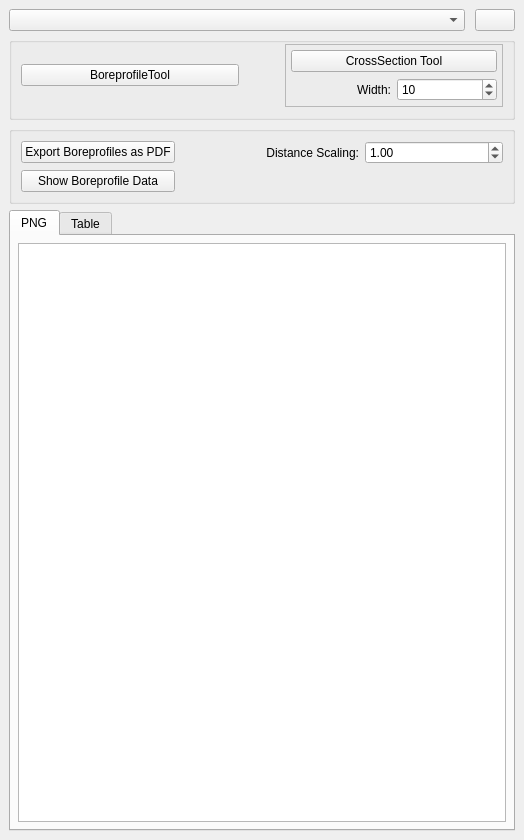
The window that terraindex_dockwidget_base.ui (KRS-dev/TerraIndex-Plugin) describes before a commit, drawn with Qt 5.
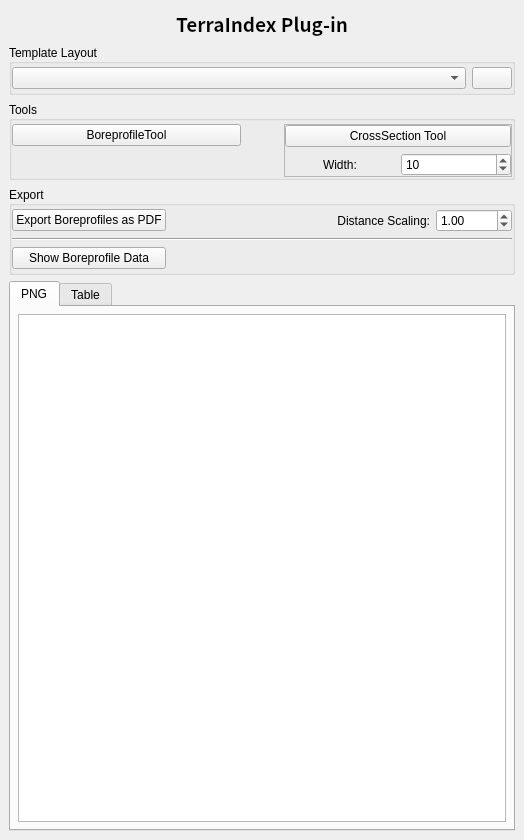
The same window after the commit. The open tabs and pages were chosen to show the change. Icons and pictures are not drawn. Custom widgets are drawn as their Qt base class.

Patch:
```diff
--- a/terraindex_dockwidget_base.ui
+++ b/terraindex_dockwidget_base.ui
@@ -11,11 +11,11 @@
    </rect>
   </property>
   <property name="windowTitle">
-   <string>TerraIndex Plug-in</string>
+   <string/>
   </property>
   <widget class="QWidget" name="dockWidgetContents">
    <layout class="QGridLayout" name="gridLayout">
-    <item row="5" column="0">
+    <item row="6" column="0">
      <widget class="QTabWidget" name="tabWidget">
       <property name="layoutDirection">
        <enum>Qt::LeftToRight</enum>
@@ -27,7 +27,7 @@
        <enum>QTabWidget::Rounded</enum>
       </property>
       <property name="currentIndex">
-       <number>1</number>
+       <number>0</number>
       </property>
       <property name="documentMode">
        <bool>false</bool>
@@ -135,79 +135,130 @@
       </widget>
      </widget>
     </item>
-    <item row="0" column="0">
-     <layout class="QHBoxLayout" name="horizontalLayout_3">
-      <property name="spacing">
-       <number>10</number>
+    <item row="3" column="0">
+     <widget class="QGroupBox" name="PDFgroupBox">
+      <property name="title">
+       <string>Export</string>
       </property>
-      <item>
-       <widget class="QComboBox" name="CB_layout">
-        <property name="toolTip">
-         <string>Layout Templates</string>
-        </property>
-        <property name="whatsThis">
-         <string>Layout Templates</string>
-        </property>
-        <property name="accessibleName">
-         <string>Template</string>
-        </property>
-        <property name="editable">
-         <bool>false</bool>
-        </property>
-        <property name="currentText">
-         <string/>
-        </property>
-        <property name="frame">
-         <bool>true</bool>
-        </property>
-       </widget>
-      </item>
-      <item>
-       <widget class="QPushButton" name="PB_updateLayouts">
-        <property name="sizePolicy">
-         <sizepolicy hsizetype="Maximum" vsizetype="Fixed">
-          <horstretch>0</horstretch>
-          <verstretch>0</verstretch>
-         </sizepolicy>
-        </property>
-        <property name="text">
-         <string/>
-        </property>
-        <property name="icon">
-         <iconset>
-          <normaloff>icon/reload.gif</normaloff>icon/reload.gif</iconset>
-        </property>
-        <property name="checkable">
-         <bool>false</bool>
-        </property>
-        <property name="autoRepeat">
-         <bool>true</bool>
-        </property>
-       </widget>
-      </item>
-     </layout>
+      <property name="alignment">
+       <set>Qt::AlignLeading|Qt::AlignLeft|Qt::AlignVCenter</set>
+      </property>
+      <property name="flat">
+       <bool>true</bool>
+      </property>
+      <layout class="QGridLayout" name="gridLayout_3">
+       <property name="leftMargin">
+        <number>0</number>
+       </property>
+       <property name="topMargin">
+        <number>3</number>
+       </property>
+       <property name="rightMargin">
+        <number>0</number>
+       </property>
+       <property name="bottomMargin">
+        <number>3</number>
+       </property>
+       <item row="0" column="3">
+        <widget class="QLabel" name="label_2">
+         <property name="text">
+          <string>Distance Scaling:</string>
+         </property>
+         <property name="alignment">
+          <set>Qt::AlignRight|Qt::AlignTrailing|Qt::AlignVCenter</set>
+         </property>
+         <property name="buddy">
+          <cstring>PDFgroupBox</cstring>
+         </property>
+        </widget>
+       </item>
+       <item row="0" column="4">
+        <widget class="QDoubleSpinBox" name="SP_scale">
+         <property name="minimum">
+          <double>0.050000000000000</double>
+         </property>
+         <property name="maximum">
+          <double>100.000000000000000</double>
+         </property>
+         <property name="singleStep">
+          <double>0.050000000000000</double>
+         </property>
+         <property name="value">
+          <double>1.000000000000000</double>
+         </property>
+        </widget>
+       </item>
+       <item row="0" column="0">
+        <widget class="QPushButton" name="PB_downloadpdf">
+         <property name="text">
+          <string>Export Boreprofiles as PDF</string>
+         </property>
+        </widget>
+       </item>
+       <item row="2" column="0">
+        <widget class="QPushButton" name="PB_showdata">
+         <property name="text">
+          <string>Show Boreprofile Data</string>
+         </property>
+        </widget>
+       </item>
+       <item row="1" column="0" colspan="5">
+        <widget class="Line" name="line">
+         <property name="frameShadow">
+          <enum>QFrame::Sunken</enum>
+         </property>
+         <property name="lineWidth">
+          <number>1</number>
+         </property>
+         <property name="orientation">
+          <enum>Qt::Horizontal</enum>
+         </property>
+        </widget>
+       </item>
+       <item row="0" column="1" colspan="2">
+        <spacer name="horizontalSpacer">
+         <property name="orientation">
+          <enum>Qt::Horizontal</enum>
+         </property>
+         <property name="sizeType">
+          <enum>QSizePolicy::Preferred</enum>
+         </property>
+         <property name="sizeHint" stdset="0">
+          <size>
+           <width>40</width>
+           <height>20</height>
+          </size>
+         </property>
+        </spacer>
+       </item>
+      </layout>
+     </widget>
     </item>
-    <item row="1" column="0">
-     <widget class="QGroupBox" name="">
-      <layout class="QHBoxLayout" name="horizontalLayout_2">
+    <item row="2" column="0">
+     <widget class="QGroupBox" name="groupBox">
+      <property name="title">
+       <string>Tools</string>
+      </property>
+      <property name="alignment">
+       <set>Qt::AlignLeading|Qt::AlignLeft|Qt::AlignVCenter</set>
+      </property>
+      <layout class="QGridLayout" name="gridLayout_5">
+       <property name="leftMargin">
+        <number>0</number>
+       </property>
        <property name="topMargin">
-        <number>1</number>
+        <number>3</number>
+       </property>
+       <property name="rightMargin">
+        <number>0</number>
        </property>
        <property name="bottomMargin">
-        <number>10</number>
+        <number>0</number>
        </property>
-       <item>
-        <widget class="QPushButton" name="PB_boreprofile">
-         <property name="text">
-          <string>BoreprofileTool</string>
-         </property>
-         <property name="icon">
-          <iconset>
-           <normaloff>icon/mActionIdentify.png</normaloff>icon/mActionIdentify.png</iconset>
-         </property>
-        </widget>
-       </item>
-       <item>
+       <property name="horizontalSpacing">
+        <number>3</number>
+       </property>
+       <item row="0" column="1">
         <spacer name="horizontalSpacer_2">
          <property name="orientation">
           <enum>Qt::Horizontal</enum>
@@ -223,7 +274,7 @@
          </property>
         </spacer>
        </item>
-       <item>
+       <item row="0" column="2" rowspan="2">
         <widget class="QFrame" name="crosssection">
          <property name="frameShape">
           <enum>QFrame::StyledPanel</enum>
@@ -233,16 +284,16 @@
            <enum>QLayout::SetDefaultConstraint</enum>
           </property>
           <property name="leftMargin">
-           <number>5</number>
+           <number>0</number>
           </property>
           <property name="topMargin">
-           <number>5</number>
+           <number>0</number>
           </property>
           <property name="rightMargin">
-           <number>5</number>
+           <number>0</number>
           </property>
           <property name="bottomMargin">
-           <number>5</number>
+           <number>0</number>
           </property>
           <item>
            <widget class="QPushButton" name="PB_crosssection">
@@ -271,7 +322,7 @@
                <string>Width:</string>
               </property>
               <property name="alignment">
-               <set>Qt::AlignRight|Qt::AlignTrailing|Qt::AlignVCenter</set>
+               <set>Qt::AlignCenter</set>
               </property>
              </widget>
             </item>
@@ -305,74 +356,131 @@
          </layout>
         </widget>
        </item>
+       <item row="0" column="0">
+        <widget class="QPushButton" name="PB_boreprofile">
+         <property name="text">
+          <string>BoreprofileTool</string>
+         </property>
+         <property name="icon">
+          <iconset>
+           <normaloff>icon/mActionIdentify.png</normaloff>icon/mActionIdentify.png</iconset>
+         </property>
+        </widget>
+       </item>
       </layout>
      </widget>
     </item>
-    <item row="2" column="0">
-     <widget class="QGroupBox" name="PDFgroupBox">
-      <layout class="QGridLayout" name="gridLayout_3">
-       <item row="0" column="2">
-        <spacer name="horizontalSpacer">
-         <property name="orientation">
-          <enum>Qt::Horizontal</enum>
+    <item row="1" column="0">
+     <widget class="QGroupBox" name="">
+      <property name="title">
+       <string notr="true">Template Layout</string>
+      </property>
+      <property name="alignment">
+       <set>Qt::AlignLeading|Qt::AlignLeft|Qt::AlignVCenter</set>
+      </property>
+      <layout class="QGridLayout" name="gridLayout_4">
+       <property name="leftMargin">
+        <number>0</number>
+       </property>
+       <property name="topMargin">
+        <number>3</number>
+       </property>
+       <property name="rightMargin">
+        <number>0</number>
+       </property>
+       <property name="bottomMargin">
+        <number>3</number>
+       </property>
+       <item row="0" column="0">
+        <widget class="QComboBox" name="CB_layout">
+         <property name="toolTip">
+          <string>Layout Templates</string>
          </property>
-         <property name="sizeType">
-          <enum>QSizePolicy::Preferred</enum>
+         <property name="whatsThis">
+          <string>Layout Templates</string>
          </property>
-         <property name="sizeHint" stdset="0">
-          <size>
-           <width>40</width>
-           <height>20</height>
-          </size>
+         <property name="accessibleName">
+          <string>Template</string>
          </property>
-        </spacer>
-       </item>
-       <item row="0" column="3">
-        <widget class="QLabel" name="label_2">
-         <property name="text">
-          <string>Distance Scaling:</string>
+         <property name="editable">
+          <bool>false</bool>
          </property>
-         <property name="alignment">
-          <set>Qt::AlignRight|Qt::AlignTrailing|Qt::AlignVCenter</set>
+         <property name="currentText">
+          <string/>
          </property>
-         <property name="buddy">
-          <cstring>PDFgroupBox</cstring>
+         <property name="duplicatesEnabled">
+          <bool>false</bool>
          </property>
-        </widget>
-       </item>
-       <item row="0" column="0">
-        <widget class="QPushButton" name="PB_downloadpdf">
-         <property name="text">
-          <string>Export Boreprofiles as PDF</string>
+         <property name="frame">
+          <bool>true</bool>
          </property>
         </widget>
        </item>
-       <item row="1" column="0">
-        <widget class="QPushButton" name="PB_showdata">
+       <item row="0" column="1">
+        <widget class="QPushButton" name="PB_updateLayouts">
+         <property name="sizePolicy">
+          <sizepolicy hsizetype="Maximum" vsizetype="Fixed">
+           <horstretch>0</horstretch>
+           <verstretch>0</verstretch>
+          </sizepolicy>
+         </property>
          <property name="text">
-          <string>Show Boreprofile Data</string>
+          <string/>
          </property>
-        </widget>
-       </item>
-       <item row="0" column="4">
-        <widget class="QDoubleSpinBox" name="SP_scale">
-         <property name="minimum">
-          <double>0.050000000000000</double>
+         <property name="icon">
+          <iconset>
+           <normaloff>icon/reload.gif</normaloff>icon/reload.gif</iconset>
          </property>
-         <property name="maximum">
-          <double>100.000000000000000</double>
+         <property name="checkable">
+          <bool>false</bool>
          </property>
-         <property name="singleStep">
-          <double>0.050000000000000</double>
+         <property name="autoRepeat">
+          <bool>true</bool>
          </property>
-         <property name="value">
-          <double>1.000000000000000</double>
-         </property>
         </widget>
        </item>
       </layout>
      </widget>
     </item>
+    <item row="0" column="0">
+     <widget class="QLabel" name="label_3">
+      <property name="font">
+       <font>
+        <family>Noto Sans CJK HK</family>
+        <pointsize>14</pointsize>
+        <weight>75</weight>
+        <bold>true</bold>
+       </font>
+      </property>
+      <property name="frameShape">
+       <enum>QFrame::NoFrame</enum>
+      </property>
+      <property name="frameShadow">
+       <enum>QFrame::Plain</enum>
+      </property>
+      <property name="lineWidth">
+       <number>0</number>
+      </property>
+      <property name="midLineWidth">
+       <number>0</number>
+      </property>
+      <property name="text">
+       <string>TerraIndex Plug-in</string>
+      </property>
+      <property name="textFormat">
+       <enum>Qt::PlainText</enum>
+      </property>
+      <property name="scaledContents">
+       <bool>true</bool>
+      </property>
+      <property name="alignment">
+       <set>Qt::AlignCenter</set>
+      </property>
+      <property name="margin">
+       <number>1</number>
+      </property>
+     </widget>
+    </item>
    </layout>
   </widget>
  </widget>
```
